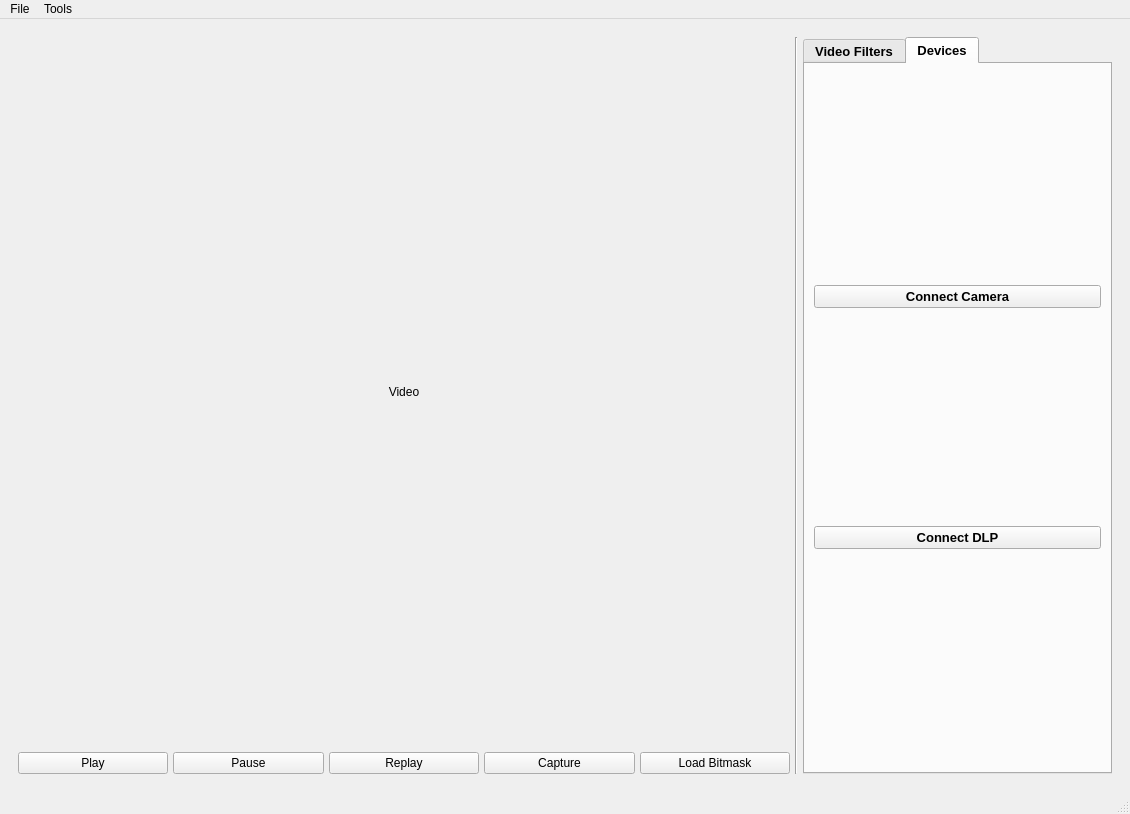
Before: the Qt Designer form src/ui/dlpctl.ui in tarumishra9498/dlpctlF25, drawn with Qt 5.
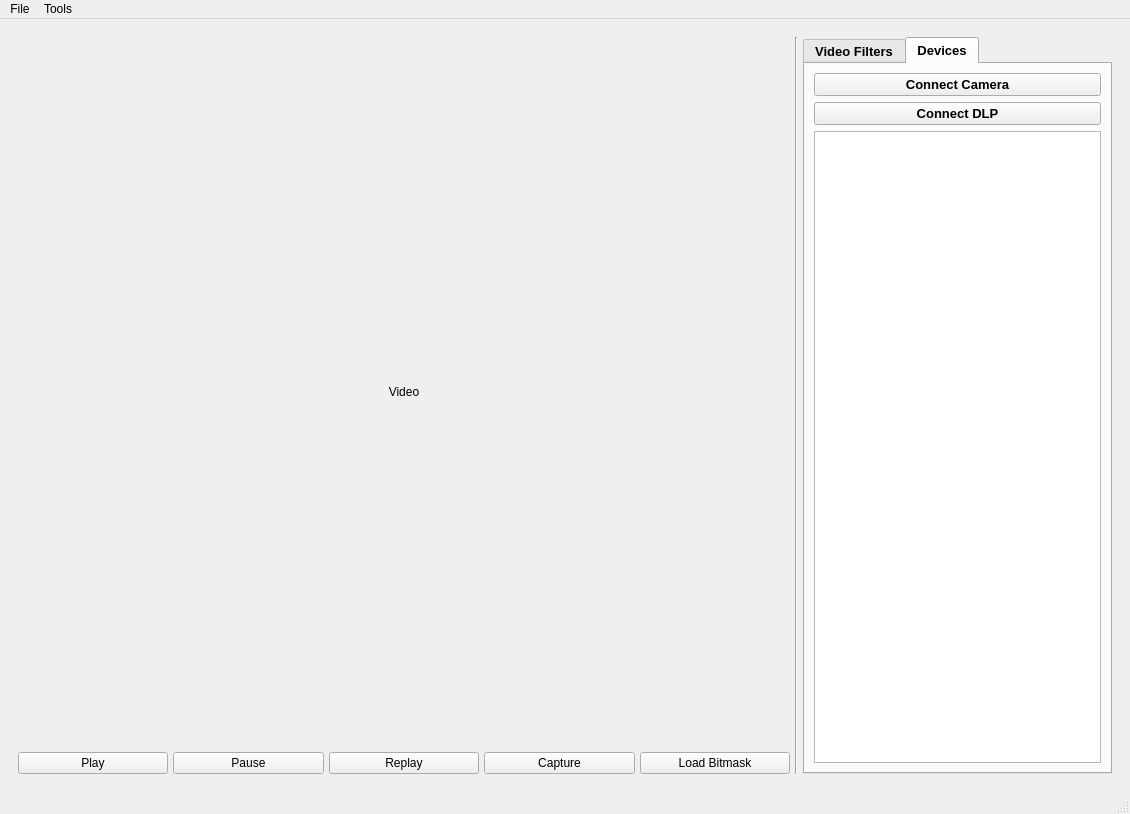
After: the same form once the commit is applied. The open tabs and pages were chosen to show the change. Custom widgets are drawn as their Qt base class.

Commit message: Add list widget for displaying pyvisa instruments

What changed in the file:
```diff
--- a/src/ui/dlpctl.ui
+++ b/src/ui/dlpctl.ui
@@ -858,6 +858,9 @@
                </property>
               </widget>
              </item>
+             <item>
+              <widget class="QListWidget" name="pyvisa_instrument_list"/>
+             </item>
             </layout>
            </widget>
           </widget>
```
Left out of the diff: 4 changed lines with no effect on the pictures. The commit also changes 2 other files.
